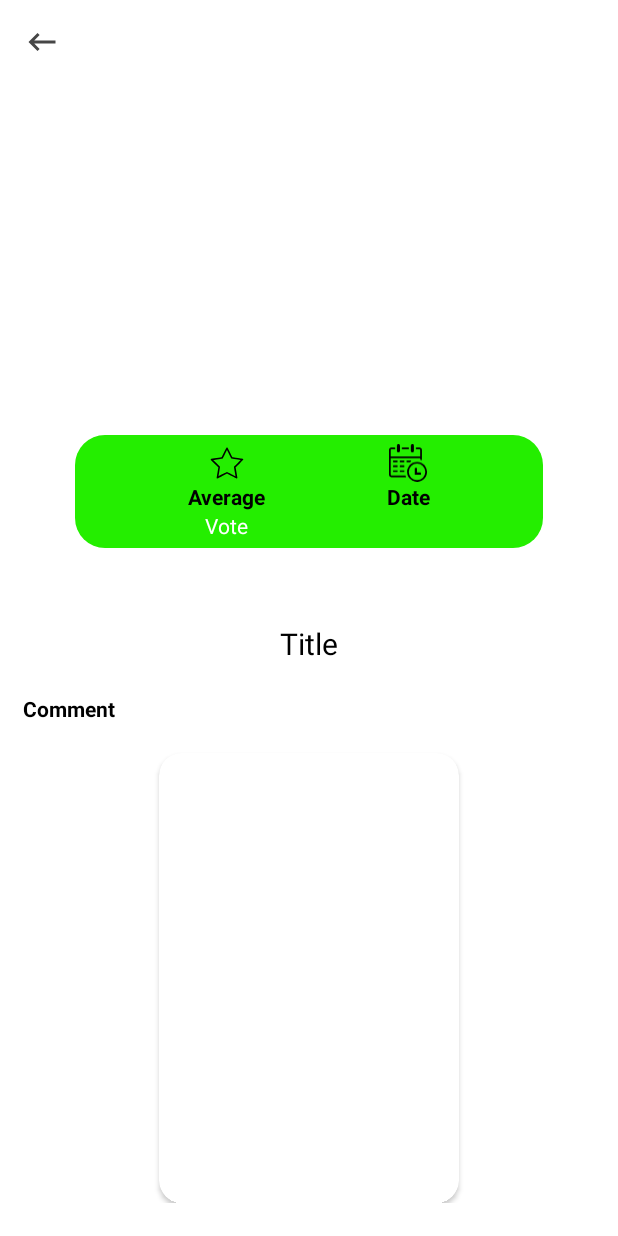
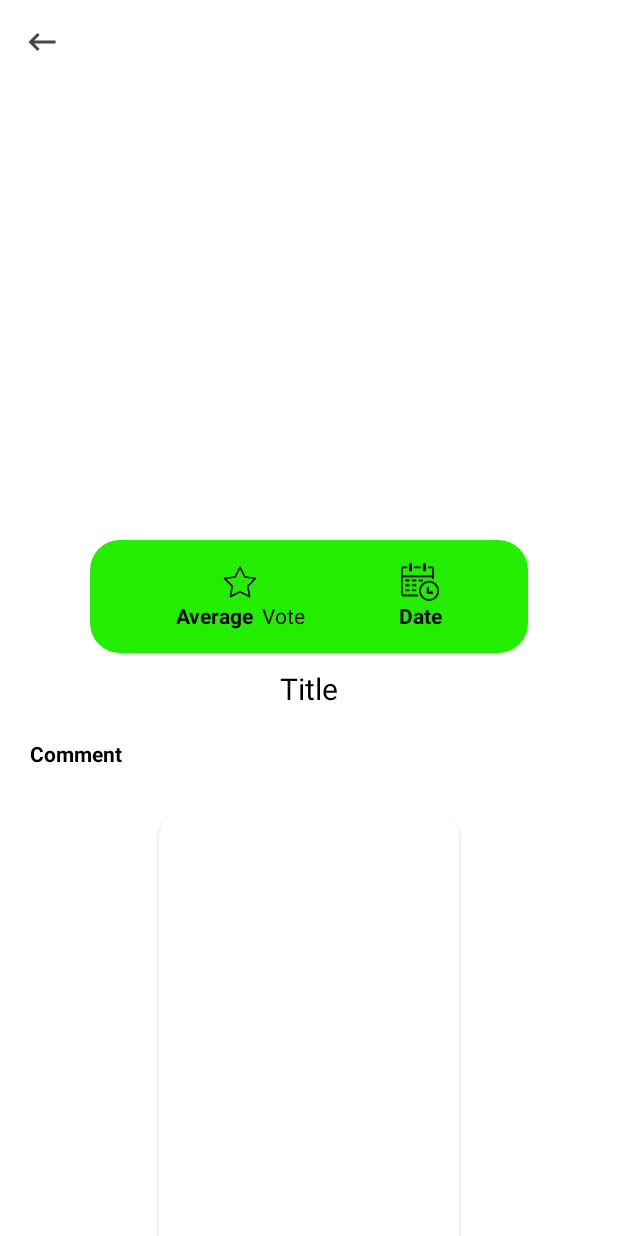
Before and after one commit to asimodabas/Movie-App, an Android app: the layout fragment_detail.xml on its own in the app's theme, with its tools: preview values and no code run, on a phone screen of 412 x 824 dp. Run offline under Robolectric (Android 15) with nearby library versions, the phone set to English and light mode, and no system bars; network calls fail.

Commit message:
detail fragment and viewmodel added

```diff
--- a/app/src/main/AndroidManifest.xml
+++ b/app/src/main/AndroidManifest.xml
@@ -3,6 +3,8 @@
 
     xmlns:android="http://schemas.android.com/apk/res/android"
     package="com.asimodabas.movie_app">
+
+    <uses-permission android:name="android.permission.INTERNET" />
 
     <application
         android:name=".di.MyApplication"
--- a/app/src/main/java/com/asimodabas/movie_app/ui/fragment/HomeFragment.kt
+++ b/app/src/main/java/com/asimodabas/movie_app/ui/fragment/HomeFragment.kt
@@ -24,6 +24,7 @@ class HomeFragment : Fragment(R.layout.fragment_home) {
     private lateinit var movieAdapter: MovieAdapter
     private lateinit var popularAdapter: PopularAdapter
     private lateinit var theatersAdapter: TheatersAdapter
+
     override fun onViewCreated(view: View, savedInstanceState: Bundle?) {
         super.onViewCreated(view, savedInstanceState)
 
--- a/app/src/main/res/layout/fragment_detail.xml
+++ b/app/src/main/res/layout/fragment_detail.xml
@@ -15,7 +15,7 @@
 
         <com.google.android.material.appbar.CollapsingToolbarLayout
             android:layout_width="match_parent"
-            android:layout_height="400dp"
+            android:layout_height="350dp"
             android:background="@color/white"
             app:contentScrim="@color/white"
             app:layout_scrollFlags="scroll|enterAlways|enterAlwaysCollapsed|snap">
@@ -27,20 +27,10 @@
                 <ImageView
                     android:id="@+id/ivDetail"
                     android:layout_width="match_parent"
-                    android:layout_height="360dp"
+                    android:layout_height="350dp"
                     android:fitsSystemWindows="true"
                     android:scaleType="centerCrop"
                     app:layout_constraintEnd_toEndOf="parent"
-                    app:layout_constraintStart_toStartOf="parent"
-                    app:layout_constraintTop_toTopOf="parent" />
-
-                <View
-                    android:id="@+id/view"
-                    android:layout_width="match_parent"
-                    android:layout_height="wrap_content"
-                    android:layout_marginTop="290dp"
-                    app:layout_constraintEnd_toEndOf="parent"
-                    app:layout_constraintHorizontal_bias="0.0"
                     app:layout_constraintStart_toStartOf="parent"
                     app:layout_constraintTop_toTopOf="parent" />
 
@@ -54,14 +44,28 @@
                     app:layout_constraintTop_toTopOf="parent"
                     app:srcCompat="@drawable/ic_back" />
 
+            </androidx.constraintlayout.widget.ConstraintLayout>
+        </com.google.android.material.appbar.CollapsingToolbarLayout>
+    </com.google.android.material.appbar.AppBarLayout>
+
+    <androidx.core.widget.NestedScrollView
+        android:layout_width="match_parent"
+        android:layout_height="match_parent"
+        android:layout_margin="10dp"
+        app:layout_behavior="@string/appbar_scrolling_view_behavior">
+
+        <LinearLayout
+            android:layout_width="match_parent"
+            android:layout_height="match_parent"
+            android:orientation="vertical">
+
             <androidx.constraintlayout.widget.ConstraintLayout
                 android:layout_width="match_parent"
                 android:layout_height="75dp"
                 android:layout_marginHorizontal="50dp"
                 android:background="@drawable/border_layout"
                 app:layout_constraintEnd_toEndOf="parent"
-                    app:layout_constraintStart_toStartOf="@+id/ivDetail"
-                    app:layout_constraintTop_toTopOf="@+id/view">
+                app:layout_constraintStart_toStartOf="@+id/ivDetail">
 
                 <LinearLayout
                     android:id="@+id/averageLayout"
@@ -72,18 +76,21 @@
                     android:padding="5dp"
                     app:layout_constraintBottom_toBottomOf="parent"
                     app:layout_constraintEnd_toStartOf="@+id/dateLayout"
-                        app:layout_constraintHorizontal_bias="0.5"
                     app:layout_constraintStart_toStartOf="parent"
-                        app:layout_constraintTop_toTopOf="parent"
-                        app:layout_constraintVertical_bias="0.5">
+                    app:layout_constraintTop_toTopOf="parent">
 
                     <ImageView
                         android:layout_width="25dp"
                         android:layout_height="25dp"
                         android:src="@drawable/ic_star" />
 
+                    <LinearLayout
+                        android:layout_width="wrap_content"
+                        android:layout_height="wrap_content"
+                        android:orientation="horizontal">
+
                         <TextView
-                            android:id="@+id/tvDetail"
+                            android:id="@+id/tvAverage"
                             android:layout_width="wrap_content"
                             android:layout_height="wrap_content"
                             android:text="@string/detail_average"
@@ -95,8 +102,11 @@
                             android:id="@+id/tvVote"
                             android:layout_width="wrap_content"
                             android:layout_height="wrap_content"
+                            android:layout_marginStart="5dp"
                             android:text="@string/detail_vote"
+                            android:textColor="@color/black"
                             android:textSize="14sp" />
+                    </LinearLayout>
                 </LinearLayout>
 
                 <LinearLayout
@@ -107,7 +117,6 @@
                     android:orientation="vertical"
                     android:padding="5dp"
                     app:layout_constraintEnd_toEndOf="parent"
-                        app:layout_constraintHorizontal_bias="0.5"
                     app:layout_constraintStart_toEndOf="@+id/averageLayout"
                     app:layout_constraintTop_toTopOf="@+id/averageLayout">
 
@@ -126,25 +135,12 @@
                         android:textStyle="bold" />
                 </LinearLayout>
             </androidx.constraintlayout.widget.ConstraintLayout>
-            </androidx.constraintlayout.widget.ConstraintLayout>
-        </com.google.android.material.appbar.CollapsingToolbarLayout>
-    </com.google.android.material.appbar.AppBarLayout>
-
-    <androidx.core.widget.NestedScrollView
-        android:layout_width="match_parent"
-        android:layout_height="match_parent"
-        android:layout_margin="15dp"
-        app:layout_behavior="@string/appbar_scrolling_view_behavior">
-
-        <LinearLayout
-            android:layout_width="match_parent"
-            android:layout_height="match_parent"
-            android:orientation="vertical">
 
             <TextView
                 android:id="@+id/tvTitle"
                 android:layout_width="match_parent"
                 android:layout_height="wrap_content"
+                android:layout_margin="10dp"
                 android:gravity="center"
                 android:text="@string/detail_title"
                 android:textColor="@color/black"
@@ -154,7 +150,7 @@
                 android:id="@+id/tvComment"
                 android:layout_width="match_parent"
                 android:layout_height="wrap_content"
-                android:layout_marginTop="20dp"
+                android:layout_margin="10dp"
                 android:text="@string/detail_comment"
                 android:textColor="@color/black"
                 android:textSize="14sp"
```
Also changed, not shown: app/src/main/java/com/asimodabas/movie_app/service/database/DaoRepository.kt (+4 -4 lines), app/src/main/java/com/asimodabas/movie_app/service/database/MovieDeo.kt (+4 -4 lines), app/src/main/java/com/asimodabas/movie_app/ui/fragment/DetailFragment.kt (+84 -0 lines), app/src/main/java/com/asimodabas/movie_app/viewmodel/DetailViewModel.kt (+32 -0 lines), app/src/main/res/drawable/screen_background.xml (added, +11 -0 lines). Lines whose indentation alone changed are shown as unchanged.
